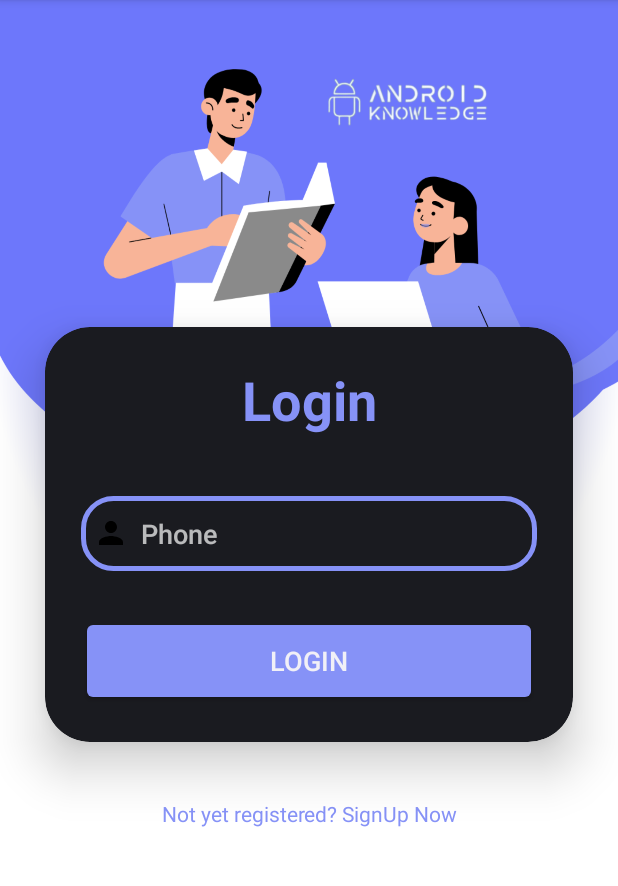
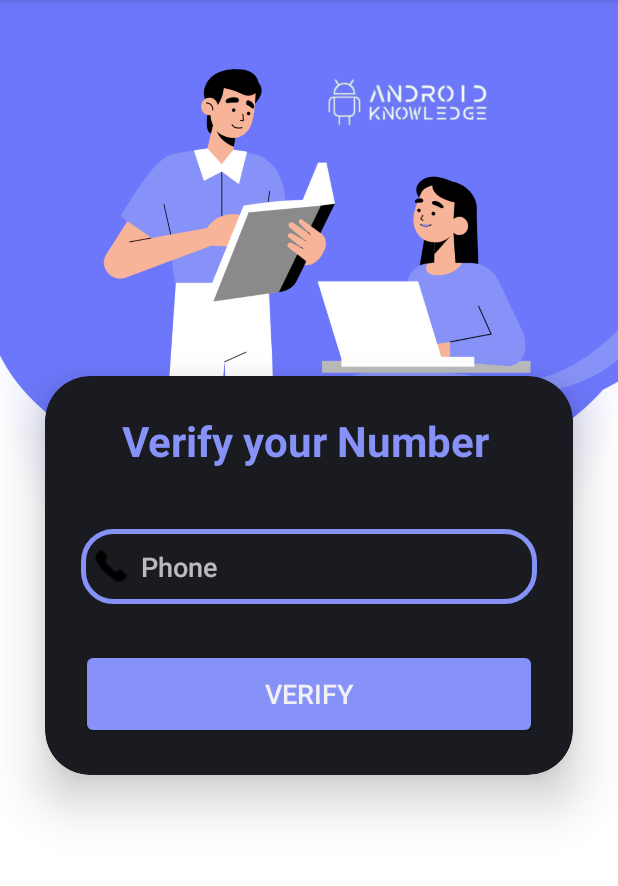
Before and after one commit to Tasnuba106/Simple-login, an Android app: the layout activity_main.xml on its own in the app's theme, with its tools: preview values and no code run, on a phone screen of 412 x 824 dp, the part 84-970 px from its top. Run offline under Robolectric (Android 15) with nearby library versions, the phone set to English and light mode, and no system bars.

Commit message:
phone auth pic

```diff
--- a/app/src/main/java/com/example/loginscreen/MainActivity.java
+++ b/app/src/main/java/com/example/loginscreen/MainActivity.java
@@ -24,10 +24,10 @@ public class MainActivity extends AppCompatActivity {
         loginButton.setOnClickListener(new View.OnClickListener() {
             @Override
             public void onClick(View view) {
-                if (phone.getText().toString().equals("01963696329") ) {
-                    Toast.makeText(MainActivity.this, "Login Successful!", Toast.LENGTH_SHORT).show();
+                if (phone.getText().toString().equals("01963696329") || phone.getText().toString().equals("01764186880")) {
+                    Toast.makeText(MainActivity.this, "Verified Successful! 👌", Toast.LENGTH_SHORT).show();
                 } else {
-                    Toast.makeText(MainActivity.this, "Login Failed!", Toast.LENGTH_SHORT).show();
+                    Toast.makeText(MainActivity.this, "Verified Unsuccessful! 😒", Toast.LENGTH_SHORT).show();
                 }
             }
         });
--- a/app/src/main/res/layout/activity_main.xml
+++ b/app/src/main/res/layout/activity_main.xml
@@ -23,21 +23,22 @@
             android:orientation="vertical"
             android:layout_gravity="center_horizontal"
             android:padding="24dp">
+
             <TextView
-                android:layout_width="match_parent"
+                android:id="@+id/loginText"
+                android:layout_width="299dp"
                 android:layout_height="wrap_content"
-                android:text="Login"
-                android:id="@+id/loginText"
-                android:textSize="36sp"
+                android:text="Verify your Number"
                 android:textAlignment="center"
-                android:textStyle="bold"
-                android:textColor="@color/purple"/>
+                android:textColor="@color/purple"
+                android:textSize="28sp"
+                android:textStyle="bold" />
             <EditText
                 android:layout_width="match_parent"
                 android:layout_height="50dp"
                 android:id="@+id/phone"
                 android:background="@drawable/custom_edittext"
-                android:drawableLeft="@drawable/ic_baseline_person_24"
+                android:drawableLeft="@drawable/phone"
                 android:drawablePadding="8dp"
                 android:hint="Phone"
                 android:padding="8dp"
@@ -49,23 +50,13 @@
                 android:layout_width="match_parent"
                 android:layout_height="60dp"
                 android:id="@+id/loginButton"
-                android:text="Login"
+                android:text="Verify"
                 android:textSize="18sp"
                 android:layout_marginTop="30dp"
                 android:backgroundTint="@color/purple"
                 app:cornerRadius = "20dp"/>
         </LinearLayout>
     </androidx.cardview.widget.CardView>
-    <TextView
-        android:layout_width="wrap_content"
-        android:layout_height="wrap_content"
-        android:padding="8dp"
-        android:text="Not yet registered? SignUp Now"
-        android:textSize="14sp"
-        android:textAlignment="center"
-        android:id="@+id/signupText"
-        android:textColor="@color/purple"
-        android:layout_marginBottom="20dp"/>
 
 
 </LinearLayout>
```
Also changed, not shown: app/src/main/res/drawable/mobile_auth.png (added).
